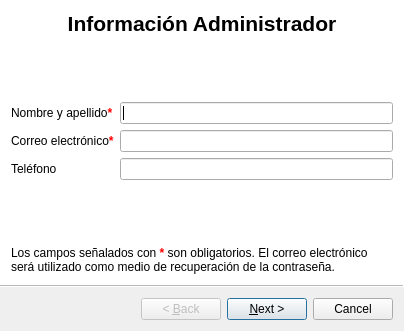
This is windows/templates/setup.ui in HitomiD/Proyecto-Desarrollo as Qt 5 draws it before an edit. The edited form follows.
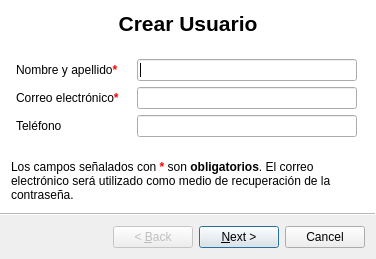
This is the edited form. Icons and pictures are not drawn.

```diff
--- a/windows/templates/setup.ui
+++ b/windows/templates/setup.ui
@@ -9,10 +9,16 @@
    <rect>
     <x>0</x>
     <y>0</y>
-    <width>404</width>
-    <height>331</height>
+    <width>376</width>
+    <height>259</height>
    </rect>
   </property>
+  <property name="maximumSize">
+   <size>
+    <width>376</width>
+    <height>283</height>
+   </size>
+  </property>
   <property name="windowTitle">
    <string>Configuración inicial</string>
   </property>
@@ -38,7 +44,7 @@
        </font>
       </property>
       <property name="text">
-       <string>&lt;html&gt;&lt;head/&gt;&lt;body&gt;&lt;p&gt;&lt;span style=&quot; font-weight:700;&quot;&gt;Información Administrador&lt;/span&gt;&lt;/p&gt;&lt;/body&gt;&lt;/html&gt;</string>
+       <string>&lt;html&gt;&lt;head/&gt;&lt;body&gt;&lt;p&gt;&lt;span style=&quot; font-weight:700;&quot;&gt;Crear Usuario&lt;/span&gt;&lt;/p&gt;&lt;/body&gt;&lt;/html&gt;</string>
       </property>
       <property name="alignment">
        <set>Qt::AlignCenter</set>
@@ -53,7 +59,7 @@
       <property name="sizeHint" stdset="0">
        <size>
         <width>20</width>
-        <height>40</height>
+        <height>30</height>
        </size>
       </property>
      </spacer>
@@ -61,35 +67,100 @@
     <item>
      <layout class="QFormLayout" name="formLayout_2">
       <item row="0" column="1">
-       <widget class="QLineEdit" name="lineEdit_2"/>
+       <widget class="QLineEdit" name="Nombre_edit">
+        <property name="sizePolicy">
+         <sizepolicy hsizetype="Expanding" vsizetype="Fixed">
+          <horstretch>30</horstretch>
+          <verstretch>0</verstretch>
+         </sizepolicy>
+        </property>
+        <property name="maximumSize">
+         <size>
+          <width>220</width>
+          <height>22</height>
+         </size>
+        </property>
+       </widget>
       </item>
       <item row="2" column="0">
-       <widget class="QLabel" name="label_5">
+       <widget class="QLabel" name="Telefono_label">
+        <property name="sizePolicy">
+         <sizepolicy hsizetype="Fixed" vsizetype="Preferred">
+          <horstretch>20</horstretch>
+          <verstretch>0</verstretch>
+         </sizepolicy>
+        </property>
+        <property name="styleSheet">
+         <string notr="true">margin-right: 10px;
+margin-left: 2px;</string>
+        </property>
         <property name="text">
          <string>Teléfono</string>
         </property>
        </widget>
       </item>
-      <item row="2" column="1">
-       <widget class="QLineEdit" name="lineEdit_4"/>
-      </item>
       <item row="1" column="1">
-       <widget class="QLineEdit" name="lineEdit_5"/>
+       <widget class="QLineEdit" name="Correo_edit">
+        <property name="maximumSize">
+         <size>
+          <width>220</width>
+          <height>22</height>
+         </size>
+        </property>
+       </widget>
       </item>
       <item row="0" column="0">
-       <widget class="QLabel" name="label_6">
+       <widget class="QLabel" name="Nombre_label">
+        <property name="styleSheet">
+         <string notr="true">margin-right: 10px;
+margin-left: 2px;</string>
+        </property>
         <property name="text">
          <string>&lt;html&gt;&lt;head/&gt;&lt;body&gt;&lt;p&gt;Nombre y apellido&lt;span style=&quot; font-weight:700; color:#ff0000;&quot;&gt;*&lt;/span&gt;&lt;/p&gt;&lt;/body&gt;&lt;/html&gt;</string>
         </property>
        </widget>
       </item>
       <item row="1" column="0">
-       <widget class="QLabel" name="label_7">
+       <widget class="QLabel" name="Correo_label">
+        <property name="enabled">
+         <bool>true</bool>
+        </property>
+        <property name="sizePolicy">
+         <sizepolicy hsizetype="Preferred" vsizetype="Preferred">
+          <horstretch>30</horstretch>
+          <verstretch>0</verstretch>
+         </sizepolicy>
+        </property>
+        <property name="baseSize">
+         <size>
+          <width>0</width>
+          <height>0</height>
+         </size>
+        </property>
+        <property name="font">
+         <font>
+          <pointsize>9</pointsize>
+         </font>
+        </property>
+        <property name="styleSheet">
+         <string notr="true">margin-right: 8px;
+margin-left: 2px;</string>
+        </property>
         <property name="text">
          <string>&lt;html&gt;&lt;head/&gt;&lt;body&gt;&lt;p&gt;Correo electrónico&lt;span style=&quot; font-weight:700; color:#ff0000;&quot;&gt;*&lt;/span&gt;&lt;/p&gt;&lt;/body&gt;&lt;/html&gt;</string>
         </property>
        </widget>
       </item>
+      <item row="2" column="1">
+       <widget class="QLineEdit" name="Telefono_edit">
+        <property name="maximumSize">
+         <size>
+          <width>220</width>
+          <height>22</height>
+         </size>
+        </property>
+       </widget>
+      </item>
      </layout>
     </item>
     <item>
@@ -100,7 +171,7 @@
       <property name="sizeHint" stdset="0">
        <size>
         <width>20</width>
-        <height>40</height>
+        <height>30</height>
        </size>
       </property>
      </spacer>
@@ -108,7 +179,7 @@
     <item>
      <widget class="QLabel" name="label_8">
       <property name="text">
-       <string>&lt;html&gt;&lt;head/&gt;&lt;body&gt;&lt;p&gt;Los campos señalados con &lt;span style=&quot; font-weight:700; color:#ff0000;&quot;&gt;*&lt;/span&gt; son obligatorios. El correo electrónico será utilizado como medio de recuperación de la contraseña.&lt;/p&gt;&lt;/body&gt;&lt;/html&gt;</string>
+       <string>&lt;html&gt;&lt;head/&gt;&lt;body&gt;&lt;p&gt;Los campos señalados con &lt;span style=&quot; font-weight:700; color:#ff0000;&quot;&gt;*&lt;/span&gt; son &lt;span style=&quot; font-weight:700;&quot;&gt;obligatorios&lt;/span&gt;. El correo electrónico será utilizado como medio de recuperación de la contraseña.&lt;/p&gt;&lt;/body&gt;&lt;/html&gt;</string>
       </property>
       <property name="scaledContents">
        <bool>false</bool>
```
Left out of the diff: 37 changed lines with no effect on the pictures.
